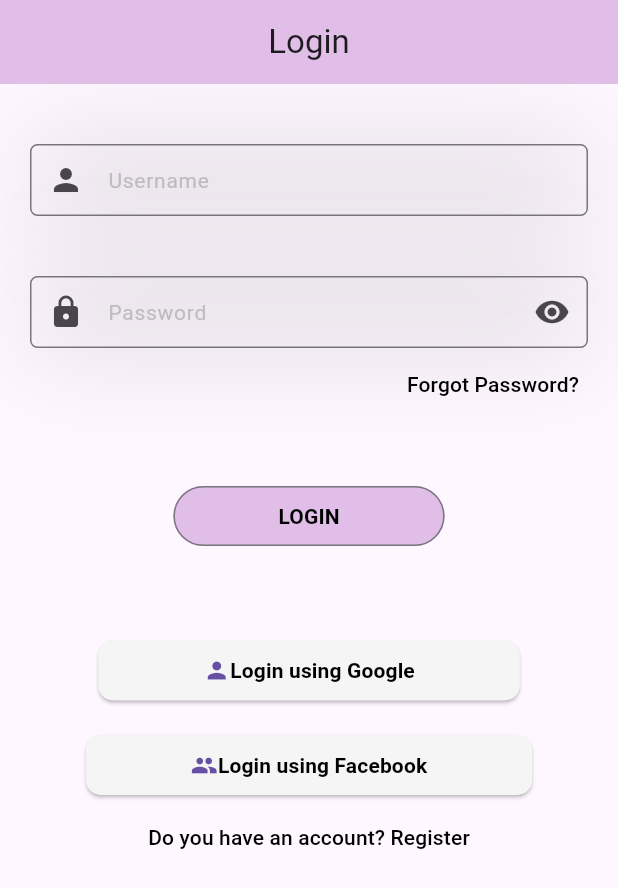
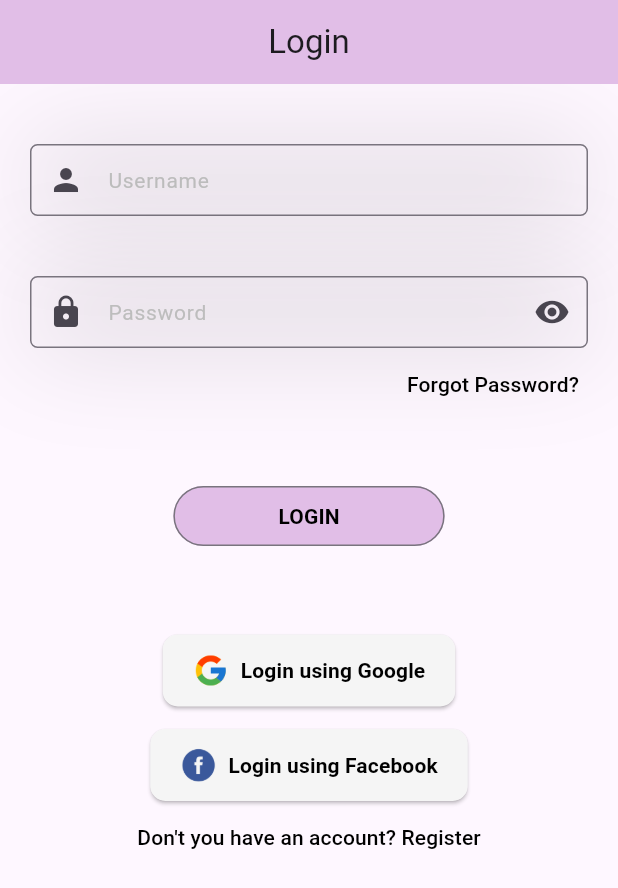
Before and after one commit to NtimaneKamohelo/register_login, a Flutter app: the screen it shows after launch, on a phone screen of 412 x 824 dp. Shown: the top 888 px of the screen. Run offline on Flutter 3.47's test engine with Material 3 defaults, Android fonts, the phone set to English and light mode, and no system bars.

```diff
--- a/lib/main.dart
+++ b/lib/main.dart
@@ -24,6 +24,7 @@ class MyApp extends StatelessWidget {
       //Routes
       routes: {
         RegisterScreen.id: (context) => RegisterScreen(),
+        LoginScreen.id: (context) => LoginScreen(),
       },
     );
   }
--- a/lib/screens/login_screen.dart
+++ b/lib/screens/login_screen.dart
@@ -6,6 +6,8 @@ import '../utilities/textfield_utils.dart';
 
 class LoginScreen extends StatefulWidget {
   const LoginScreen({super.key});
+
+  static const String id = '/LoginScreen';
 
   @override
   State<LoginScreen> createState() => _LoginScreenState();
@@ -19,8 +21,10 @@ class _LoginScreenState extends State<LoginScreen> {
         centerTitle: true,
         title: Text('Login'),
       ),
-      body: Center(
+      body: SingleChildScrollView(
+        child: Center(
           child: Column(
+            mainAxisAlignment: MainAxisAlignment.center,
             crossAxisAlignment: CrossAxisAlignment.center,
             children: [
 
@@ -53,9 +57,7 @@ class _LoginScreenState extends State<LoginScreen> {
 
               //Login Button
               RegisterLoginButton(
-              onPressed: () {
-                Navigator.of(context).pushNamed(RegisterScreen.id);
-              } ,
+                onPressed: () { } ,
                 btnText: 'LOGIN'
               ).mainButton(),
 
@@ -63,20 +65,21 @@ class _LoginScreenState extends State<LoginScreen> {
               RegisterLoginButton(
                 onPressed: () {},
                 btnText: 'Login using Google'
-            ).mediaButton(const Icon(Icons.person)),
+              ).mediaButton('assets/icons/google-login-icon.png'),
 
               //FaceBook Login Button
               RegisterLoginButton(
                 onPressed: () {},
                 btnText: 'Login using Facebook'
-            ).mediaButton(const Icon(Icons.group)),
+              ).mediaButton('assets/icons/facebook-login-icon.png'),
 
 
               const SizedBox(),
               RegisterLoginButton(
-              onPressed: () {  },
-              btnText: 'Do you have an account? Register'
-
+                onPressed: () {
+                  Navigator.of(context).pushNamed(RegisterScreen.id);
+                 },
+                btnText: 'Don\'t you have an account? Register'
               ).registerTextButton(),
 
 
@@ -85,6 +88,7 @@ class _LoginScreenState extends State<LoginScreen> {
 
           ),
         ),
+      ),
     );
   }
 }
--- a/lib/utilities/button_utils.dart
+++ b/lib/utilities/button_utils.dart
@@ -47,32 +47,35 @@ class RegisterLoginButton {
   }
 
   //Social media login
-  Container mediaButton(Icon prefixIcon) {
+  Container mediaButton(String image) {
     return Container(
       margin: EdgeInsets.only(top: 15, left: 40, right: 40),
       //decoration: BoxDecoration(),
-      child: ElevatedButton(
+      child: ElevatedButton.icon(
         onPressed: onPressed,
         style: ElevatedButton.styleFrom(
-          padding: EdgeInsets.symmetric(horizontal: 70),
+          padding: EdgeInsets.symmetric(horizontal: 20, vertical: 12),
           backgroundColor: Colors.grey[100],
           shape: RoundedRectangleBorder(
             borderRadius: BorderRadius.circular(10)
           )
         ),
+        //Display google asset image
+        icon: Image.asset(
+          image,
+          width: 24,
+          height: 24,
+        ),
 
-        child: Row(
-          mainAxisSize: MainAxisSize.min,
-          children: [
-            prefixIcon,
-            Text(
+        label: Flexible(
+          child: Text(
                 btnText,
                 style: TextStyle(
                   fontWeight: FontWeight.bold,
                   color: Colors.black
                 ),
+                overflow: TextOverflow.ellipsis,
           ),
-          ],
         ),
       ),
     );
--- a/pubspec.yaml
+++ b/pubspec.yaml
@@ -59,9 +59,9 @@ flutter:
   uses-material-design: true
 
   # To add assets to your application, add an assets section, like this:
-  # assets:
-  #   - images/a_dot_burr.jpeg
-  #   - images/a_dot_ham.jpeg
+  assets:
+    - assets/icons/google-login-icon.png
+    - assets/icons/facebook-login-icon.png
 
   # An image asset can refer to one or more resolution-specific "variants", see
   # https://flutter.dev/to/resolution-aware-images
```
Also changed, not shown: lib/screens/register_screen.dart (+75 -1 lines), assets/icons/facebook-login-icon.png (added), assets/icons/google-login-icon.png (added). Lines whose indentation alone changed are shown as unchanged.
